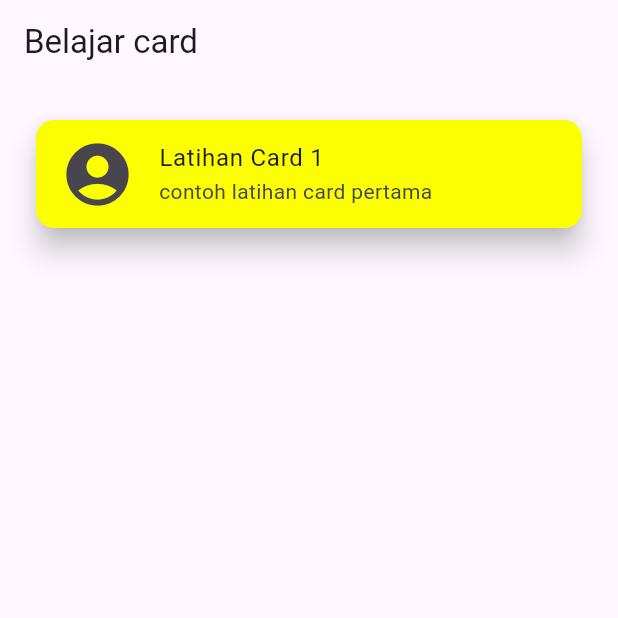
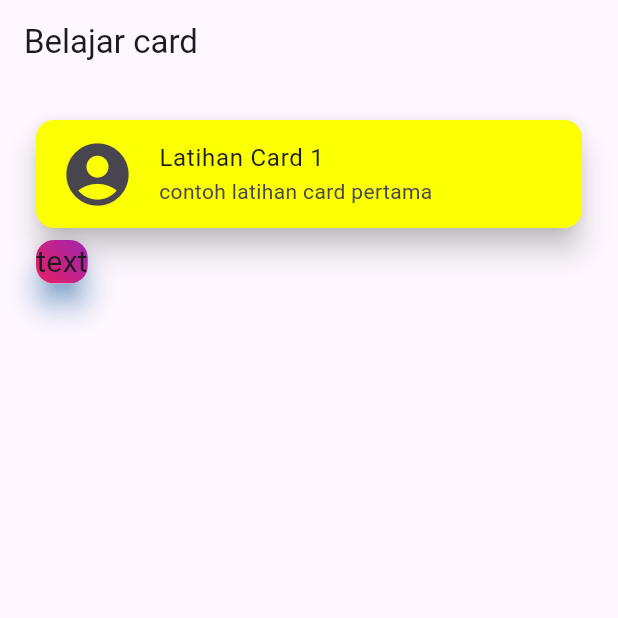
Before and after one commit to DavidDSaputra/week8, a Flutter app: the screen it shows after launch, on a phone screen of 412 x 824 dp, the top half of it. Run offline on Flutter 3.47's test engine with Material 3 defaults, Android fonts, the phone set to English and light mode, and no system bars.

Commit message:
membuat card kecil dengan isi text dan warna gradient

```diff
--- a/lib/pages/test.dart
+++ b/lib/pages/test.dart
@@ -22,11 +22,27 @@ class MyCard extends StatelessWidget {
                   subtitle: Text("contoh latihan card pertama"),
                 ),
               ),
-
-            ]
+              Card(
+                elevation: 8,
+                shadowColor: Colors.blue,
+                clipBehavior: Clip.antiAlias,
+                child: Container(
+                  decoration: BoxDecoration(
+                    gradient: LinearGradient(
+                      colors: [Colors.purple, Colors.pink],
+                      begin: Alignment.topRight,
+                      end: Alignment.bottomLeft,
+                    ),
+                  ),
+                  child: Text("text", style: TextStyle(fontSize: 20.0),),
+                ),
+              )
+            ],
           ),
         ),
       ),
     );
+
+
   }
 }
```
